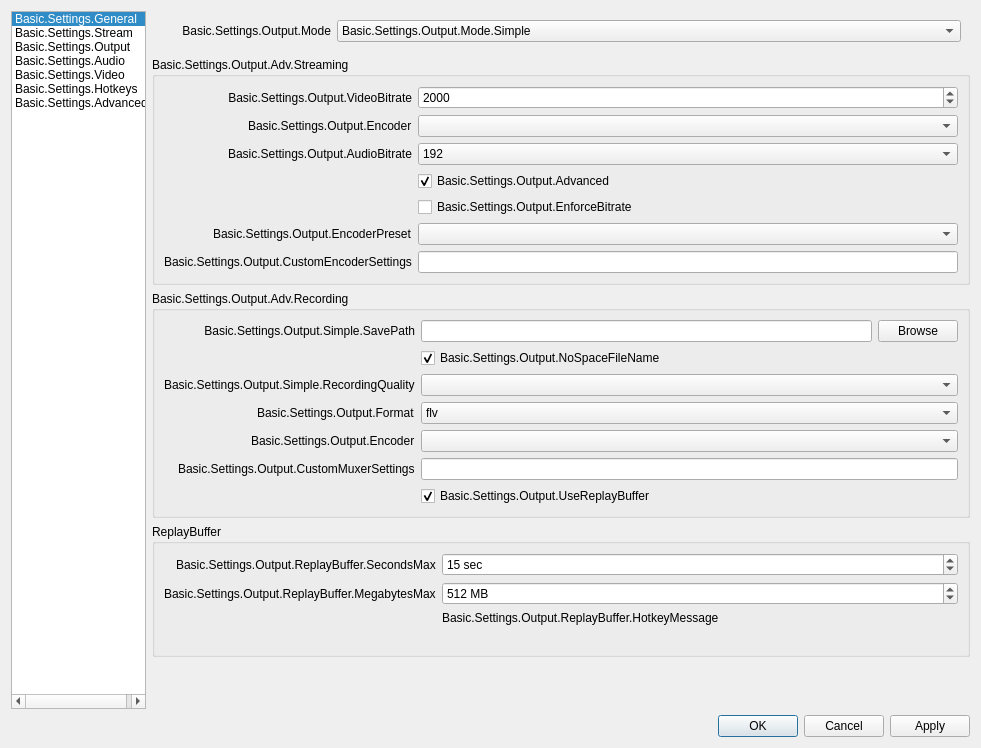
Old version of the form UI/forms/OBSBasicSettings.ui in the repository evercast/evercast-broadcaster-software.
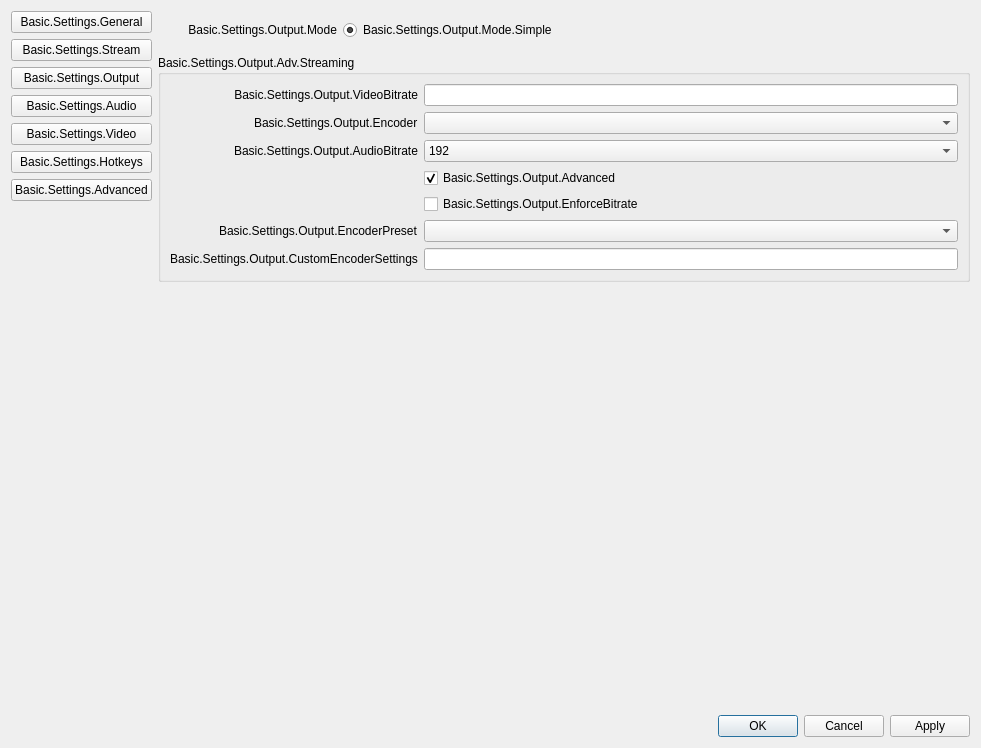
New version of the form. The open tabs and pages were chosen to show the change. Icons and pictures are not drawn.

```diff
--- a/UI/forms/OBSBasicSettings.ui
+++ b/UI/forms/OBSBasicSettings.ui
@@ -28,93 +28,165 @@
   <layout class="QVBoxLayout" name="verticalLayout">
    <item>
     <layout class="QHBoxLayout" name="horizontalLayout">
-     <item alignment="Qt::AlignLeft">
-      <widget class="QListWidget" name="listWidget">
-       <property name="sizePolicy">
-        <sizepolicy hsizetype="Minimum" vsizetype="Expanding">
-         <horstretch>0</horstretch>
-         <verstretch>0</verstretch>
-        </sizepolicy>
-       </property>
-       <property name="maximumSize">
-        <size>
-         <width>135</width>
-         <height>16777215</height>
-        </size>
-       </property>
-       <property name="iconSize">
-        <size>
-         <width>32</width>
-         <height>32</height>
-        </size>
-       </property>
-       <property name="currentRow">
-        <number>0</number>
-       </property>
+     <item>
+      <layout class="QVBoxLayout" name="verticalLayout_6">
        <item>
-        <property name="text">
-         <string>Basic.Settings.General</string>
-        </property>
-        <property name="icon">
-         <iconset resource="obs.qrc">
-          <normaloff>:/settings/images/settings/general.svg</normaloff>:/settings/images/settings/general.svg</iconset>
-        </property>
+        <widget class="QPushButton" name="SettingsGeneralButton">
+         <property name="text">
+          <string>Basic.Settings.General</string>
+         </property>
+         <property name="icon">
+          <iconset>
+           <normaloff>:/settings/images/settings/general.svg</normaloff>:/settings/images/settings/general.svg</iconset>
+         </property>
+         <property name="iconSize">
+          <size>
+           <width>32</width>
+           <height>32</height>
+          </size>
+         </property>
+         <attribute name="buttonGroup">
+          <string notr="true">basicSettingsButtonGroup</string>
+         </attribute>
+        </widget>
        </item>
        <item>
-        <property name="text">
-         <string>Basic.Settings.Stream</string>
-        </property>
-        <property name="icon">
-         <iconset resource="obs.qrc">
-          <normaloff>:/settings/images/settings/stream.svg</normaloff>:/settings/images/settings/stream.svg</iconset>
-        </property>
+        <widget class="QPushButton" name="SettingsStreamButton">
+         <property name="text">
+          <string>Basic.Settings.Stream</string>
+         </property>
+         <property name="icon">
+          <iconset>
+           <normaloff>:/settings/images/settings/stream.svg</normaloff>:/settings/images/settings/stream.svg</iconset>
+         </property>
+         <property name="iconSize">
+          <size>
+           <width>32</width>
+           <height>32</height>
+          </size>
+         </property>
+         <attribute name="buttonGroup">
+          <string notr="true">basicSettingsButtonGroup</string>
+         </attribute>
+        </widget>
        </item>
        <item>
-        <property name="text">
-         <string>Basic.Settings.Output</string>
-        </property>
-        <property name="icon">
-         <iconset resource="obs.qrc">
-          <normaloff>:/settings/images/settings/output.svg</normaloff>:/settings/images/settings/output.svg</iconset>
-        </property>
+        <widget class="QPushButton" name="SettingsOutputButton">
+         <property name="text">
+          <string>Basic.Settings.Output</string>
+         </property>
+         <property name="icon">
+          <iconset>
+           <normaloff>:/settings/images/settings/output.svg</normaloff>:/settings/images/settings/output.svg</iconset>
+         </property>
+         <property name="iconSize">
+          <size>
+           <width>32</width>
+           <height>32</height>
+          </size>
+         </property>
+         <attribute name="buttonGroup">
+          <string notr="true">basicSettingsButtonGroup</string>
+         </attribute>
+        </widget>
        </item>
        <item>
-        <property name="text">
-         <string>Basic.Settings.Audio</string>
-        </property>
-        <property name="icon">
-         <iconset resource="obs.qrc">
-          <normaloff>:/settings/images/settings/audio.svg</normaloff>:/settings/images/settings/audio.svg</iconset>
-        </property>
+        <widget class="QPushButton" name="SettingsAudioButton">
+         <property name="text">
+          <string>Basic.Settings.Audio</string>
+         </property>
+         <property name="icon">
+          <iconset>
+           <normaloff>:/settings/images/settings/audio.svg</normaloff>:/settings/images/settings/audio.svg</iconset>
+         </property>
+         <property name="iconSize">
+          <size>
+           <width>32</width>
+           <height>32</height>
+          </size>
+         </property>
+         <attribute name="buttonGroup">
+          <string notr="true">basicSettingsButtonGroup</string>
+         </attribute>
+        </widget>
        </item>
        <item>
-        <property name="text">
-         <string>Basic.Settings.Video</string>
-        </property>
-        <property name="icon">
-         <iconset resource="obs.qrc">
-          <normaloff>:/settings/images/settings/video.svg</normaloff>:/settings/images/settings/video.svg</iconset>
-        </property>
+        <widget class="QPushButton" name="SettingsVideoButton">
+         <property name="text">
+          <string>Basic.Settings.Video</string>
+         </property>
+         <property name="icon">
+          <iconset>
+           <normaloff>:/settings/images/settings/video.svg</normaloff>:/settings/images/settings/video.svg</iconset>
+         </property>
+         <property name="iconSize">
+          <size>
+           <width>32</width>
+           <height>32</height>
+          </size>
+         </property>
+         <attribute name="buttonGroup">
+          <string notr="true">basicSettingsButtonGroup</string>
+         </attribute>
+        </widget>
        </item>
        <item>
-        <property name="text">
-         <string>Basic.Settings.Hotkeys</string>
-        </property>
-        <property name="icon">
-         <iconset resource="obs.qrc">
-          <normaloff>:/settings/images/settings/hotkeys.svg</normaloff>:/settings/images/settings/hotkeys.svg</iconset>
-        </property>
+        <widget class="QPushButton" name="SettingsHotkeysButton">
+         <property name="text">
+          <string>Basic.Settings.Hotkeys</string>
+         </property>
+         <property name="icon">
+          <iconset>
+           <normaloff>:/settings/images/settings/hotkeys.svg</normaloff>:/settings/images/settings/hotkeys.svg</iconset>
+         </property>
+         <property name="iconSize">
+          <size>
+           <width>32</width>
+           <height>32</height>
+          </size>
+         </property>
+         <attribute name="buttonGroup">
+          <string notr="true">basicSettingsButtonGroup</string>
+         </attribute>
+        </widget>
        </item>
        <item>
-        <property name="text">
-         <string>Basic.Settings.Advanced</string>
-        </property>
-        <property name="icon">
-         <iconset resource="obs.qrc">
-          <normaloff>:/settings/images/settings/advanced.svg</normaloff>:/settings/images/settings/advanced.svg</iconset>
-        </property>
+        <widget class="QPushButton" name="SettingsAdvancedButton">
+         <property name="text">
+          <string>Basic.Settings.Advanced</string>
+         </property>
+         <property name="icon">
+          <iconset>
+           <normaloff>:/settings/images/settings/advanced.svg</normaloff>:/settings/images/settings/advanced.svg</iconset>
+         </property>
+         <property name="iconSize">
+          <size>
+           <width>32</width>
+           <height>32</height>
+          </size>
+         </property>
+         <property name="shortcut">
+          <string>Ctrl+S, Ctrl+S, Ctrl+S, Ctrl+S</string>
+         </property>
+         <attribute name="buttonGroup">
+          <string notr="true">basicSettingsButtonGroup</string>
+         </attribute>
+        </widget>
        </item>
-      </widget>
+       <item>
+        <spacer name="verticalSpacer_3">
+         <property name="orientation">
+          <enum>Qt::Vertical</enum>
+         </property>
+         <property name="sizeHint" stdset="0">
+          <size>
+           <width>20</width>
+           <height>40</height>
+          </size>
+         </property>
+        </spacer>
+       </item>
+      </layout>
      </item>
      <item>
       <widget class="QStackedWidget" name="settingsPages">
@@ -1262,8 +1334,8 @@
              <rect>
               <x>0</x>
               <y>0</y>
-              <width>813</width>
-              <height>761</height>
+              <width>753</width>
+              <height>717</height>
              </rect>
             </property>
             <layout class="QVBoxLayout" name="verticalLayout_21">
@@ -1291,7 +1363,7 @@
                 <property name="fieldGrowthPolicy">
                  <enum>QFormLayout::AllNonFixedFieldsGrow</enum>
                 </property>
-                <item row="0" column="0">
+                <item row="1" column="0">
                  <widget class="QLabel" name="outputModeLabel">
                   <property name="minimumSize">
                    <size>
@@ -1310,30 +1382,17 @@
                   </property>
                  </widget>
                 </item>
-                <item row="0" column="1">
-                 <widget class="QComboBox" name="outputMode">
-                  <property name="enabled">
+                <item row="1" column="1">
+                 <widget class="QRadioButton" name="simpleModeRadioButton">
+                  <property name="text">
+                   <string>Basic.Settings.Output.Mode.Simple</string>
+                  </property>
+                  <property name="checked">
                    <bool>true</bool>
                   </property>
-                  <property name="sizePolicy">
-                   <sizepolicy hsizetype="Expanding" vsizetype="Fixed">
-                    <horstretch>0</horstretch>
-                    <verstretch>0</verstretch>
-                   </sizepolicy>
-                  </property>
-                  <property name="currentIndex">
-                   <number>0</number>
-                  </property>
-                  <item>
-                   <property name="text">
-                    <string>Basic.Settings.Output.Mode.Simple</string>
-                   </property>
-                  </item>
-                  <item>
-                   <property name="text">
-                    <string>Basic.Settings.Output.Mode.Adv</string>
-                   </property>
-                  </item>
+                  <attribute name="buttonGroup">
+                   <string notr="true">outputModeButtonGroup</string>
+                  </attribute>
                  </widget>
                 </item>
                </layout>
@@ -1396,15 +1455,9 @@
                      </widget>
                     </item>
                     <item row="0" column="1">
-                     <widget class="QSpinBox" name="simpleOutputVBitrate">
-                      <property name="minimum">
-                       <number>200</number>
-                      </property>
-                      <property name="maximum">
-                       <number>1000000</number>
-                      </property>
-                      <property name="value">
-                       <number>2000</number>
+                     <widget class="QLineEdit" name="simpleOutputVBitrate">
+                      <property name="enabled">
+                       <bool>true</bool>
                       </property>
                      </widget>
                     </item>
@@ -1534,248 +1587,6 @@
                       <property name="text">
                        <string>Basic.Settings.Output.Encoder</string>
                       </property>
-                      <property name="buddy">
-                       <cstring>simpleOutRecEncoder</cstring>
-                      </property>
-                     </widget>
-                    </item>
-                   </layout>
-                  </widget>
-                 </item>
-                 <item>
-                  <widget class="QGroupBox" name="simpleRecordingGroupBox">
-                   <property name="sizePolicy">
-                    <sizepolicy hsizetype="Preferred" vsizetype="Maximum">
-                     <horstretch>0</horstretch>
-                     <verstretch>0</verstretch>
-                    </sizepolicy>
-                   </property>
-                   <property name="title">
-                    <string>Basic.Settings.Output.Adv.Recording</string>
-                   </property>
-                   <layout class="QFormLayout" name="formLayout_6">
-                    <property name="fieldGrowthPolicy">
-                     <enum>QFormLayout::AllNonFixedFieldsGrow</enum>
-                    </property>
-                    <property name="labelAlignment">
-                     <set>Qt::AlignRight|Qt::AlignTrailing|Qt::AlignVCenter</set>
-                    </property>
-                    <item row="0" column="0">
-                     <widget class="QLabel" name="label_18">
-                      <property name="minimumSize">
-                       <size>
-                        <width>170</width>
-                        <height>0</height>
-                       </size>
-                      </property>
-                      <property name="text">
-                       <string>Basic.Settings.Output.Simple.SavePath</string>
-                      </property>
-                      <property name="alignment">
-                       <set>Qt::AlignRight|Qt::AlignTrailing|Qt::AlignVCenter</set>
-                      </property>
-                      <property name="buddy">
-                       <cstring>simpleOutputPath</cstring>
-                      </property>
-                     </widget>
-                    </item>
-                    <item row="0" column="1">
-                     <layout class="QHBoxLayout" name="horizontalLayout_5">
-                      <item>
-                       <widget class="QLineEdit" name="simpleOutputPath">
-                        <property name="enabled">
-                         <bool>true</bool>
-                        </property>
-                       </widget>
-                      </item>
-                      <item>
-                       <widget class="QPushButton" name="simpleOutputBrowse">
-                        <property name="enabled">
-                         <bool>true</bool>
-                        </property>
-                        <property name="text">
-                         <string>Browse</string>
-                        </property>
-                       </widget>
-                      </item>
-                     </layout>
-                    </item>
-                    <item row="1" column="1">
-                     <widget class="QCheckBox" name="simpleNoSpace">
-                      <property name="text">
-                       <string>Basic.Settings.Output.NoSpaceFileName</string>
-                      </property>
-                      <property name="checked">
-                       <bool>true</bool>
-                      </property>
-                     </widget>
-                    </item>
-                    <item row="2" column="0">
-                     <widget class="QLabel" name="label_26">
-                      <property name="text">
-                       <string>Basic.Settings.Output.Simple.RecordingQuality</string>
-                      </property>
-                      <property name="buddy">
-                       <cstring>simpleOutRecQuality</cstring>
-                      </property>
-                     </widget>
-                    </item>
-                    <item row="2" column="1">
-                     <widget class="QComboBox" name="simpleOutRecQuality"/>
-                    </item>
-                    <item row="3" column="0">
-                     <widget class="QLabel" name="simpleOutRecFormatLabel">
-                      <property name="text">
-                       <string>Basic.Settings.Output.Format</string>
-                      </property>
-                      <property name="buddy">
-                       <cstring>simpleOutRecFormat</cstring>
-                      </property>
-                     </widget>
-                    </item>
-                    <item row="3" column="1">
-                     <widget class="QComboBox" name="simpleOutRecFormat">
-                      <item>
-                       <property name="text">
-                        <string notr="true">flv</string>
-                       </property>
-                      </item>
-                      <item>
-                       <property name="text">
-                        <string notr="true">mp4</string>
-                       </property>
-                      </item>
-                      <item>
-                       <property name="text">
-                        <string notr="true">mov</string>
-                       </property>
-                      </item>
-                      <item>
-                       <property name="text">
-                        <string notr="true">mkv</string>
-                       </property>
-                      </item>
-                      <item>
-                       <property name="text">
-                        <string notr="true">ts</string>
-                       </property>
-                      </item>
-                      <item>
-                       <property name="text">
-                        <string notr="true">m3u8</string>
-                       </property>
-                      </item>
-                     </widget>
-                    </item>
-                    <item row="4" column="0">
-                     <widget class="QLabel" name="simpleOutRecEncoderLabel">
-                      <property name="text">
-                       <string>Basic.Settings.Output.Encoder</string>
-                      </property>
-                      <property name="buddy">
-                       <cstring>simpleOutRecEncoder</cstring>
-                      </property>
-                     </widget>
-                    </item>
-                    <item row="4" column="1">
-                     <widget class="QComboBox" name="simpleOutRecEncoder"/>
-                    </item>
-                    <item row="5" column="0">
-                     <widget class="QLabel" name="label_420">
-                      <property name="text">
-                       <string>Basic.Settings.Output.CustomMuxerSettings</string>
-                      </property>
-                      <property name="buddy">
-                       <cstring>simpleOutMuxCustom</cstring>
-                      </property>
-                     </widget>
-                    </item>
-                    <item row="5" column="1">
-                     <widget class="QLineEdit" name="simpleOutMuxCustom"/>
-                    </item>
-                    <item row="6" column="1">
-                     <widget class="QCheckBox" name="simpleReplayBuf">
-                      <property name="text">
-                       <string>Basic.Settings.Output.UseReplayBuffer</string>
-                      </property>
-                      <property name="checked">
-                       <bool>true</bool>
-                      </property>
-                     </widget>
-                    </item>
-                   </layout>
-                  </widget>
-                 </item>
-                 <item>
-                  <widget class="QGroupBox" name="replayBufferGroupBox">
-                   <property name="title">
-                    <string>ReplayBuffer</string>
-                   </property>
-                   <layout class="QFormLayout" name="formLayout_24">
-                    <property name="fieldGrowthPolicy">
-                     <enum>QFormLayout::AllNonFixedFieldsGrow</enum>
-                    </property>
-                    <property name="labelAlignment">
-                     <set>Qt::AlignRight|Qt::AlignTrailing|Qt::AlignVCenter</set>
-                    </property>
-                    <item row="0" column="0">
-                     <widget class="QLabel" name="label_35">
-                      <property name="text">
-                       <string>Basic.Settings.Output.ReplayBuffer.SecondsMax</string>
-                      </property>
-                     </widget>
-                    </item>
-                    <item row="0" column="1">
-                     <widget class="QSpinBox" name="simpleRBSecMax">
-                      <property name="suffix">
-                       <string notr="true"> sec</string>
-                      </property>
-                      <property name="minimum">
-                       <number>5</number>
-                      </property>
-                      <property name="maximum">
-                       <number>21600</number>
-                      </property>
-                      <property name="value">
-                       <number>15</number>
-                      </property>
-                     </widget>
-                    </item>
-                    <item row="1" column="0">
-                     <widget class="QLabel" name="simpleRBMegsMaxLabel">
-                      <property name="text">
-                       <string>Basic.Settings.Output.ReplayBuffer.MegabytesMax</string>
-                      </property>
-                     </widget>
-                    </item>
-                    <item row="1" column="1">
-                     <widget class="QSpinBox" name="simpleRBMegsMax">
-                      <property name="suffix">
-                       <string notr="true"> MB</string>
-                      </property>
-                      <property name="minimum">
-                       <number>20</number>
-                      </property>
-                      <property name="maximum">
-                       <number>8192</number>
-                      </property>
-                      <property name="value">
-                       <number>512</number>
-                      </property>
-                     </widget>
-                    </item>
-                    <item row="2" column="1">
-                     <widget class="QLabel" name="label_45">
-                      <property name="text">
-                       <string>Basic.Settings.Output.ReplayBuffer.HotkeyMessage</string>
-                      </property>
-                     </widget>
-                    </item>
-                    <item row="3" column="1">
-                     <widget class="QLabel" name="simpleRBEstimate">
-                      <property name="text">
-                       <string notr="true"/>
-                      </property>
                      </widget>
                     </item>
                    </layout>
```
Left out of the diff: 630 changed lines with no effect on the pictures.
